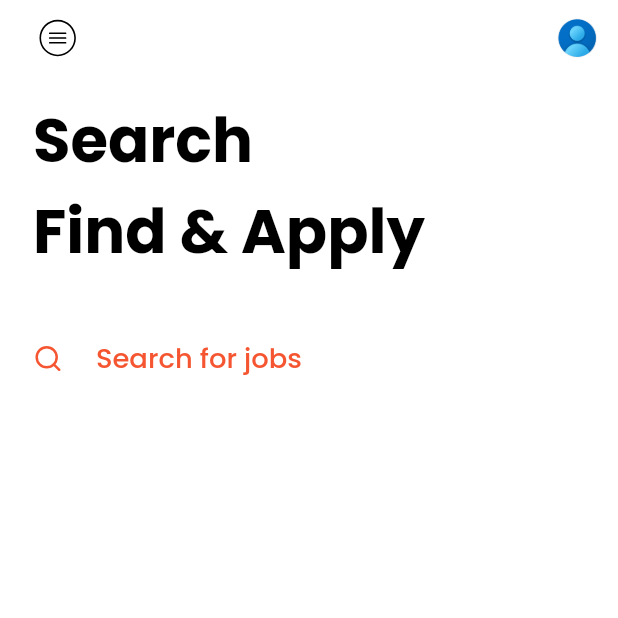
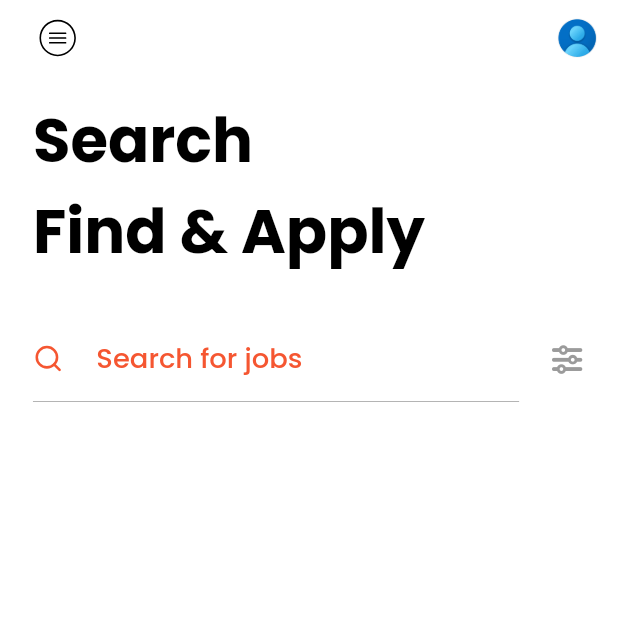
Before and after one commit to cjchika/joboard, a Flutter app: the HomePage screen opened directly, on a phone screen of 412 x 824 dp, the top half of it. Run offline on Flutter 3.47's test engine with Material 2 defaults, Android fonts, the phone set to English and light mode, and no system bars; our stand-ins replace flutter_animate, flutter_screenutil, flutter_svg, flutter_vector_icons, flutter_zoom_drawer, get and 5 more; accounts and stored records are empty.

```diff
--- a/lib/views/common/drawer/drawer_srceen.dart
+++ b/lib/views/common/drawer/drawer_srceen.dart
@@ -93,7 +93,7 @@ class _DrawerScreenState extends State<DrawerScreen> {
               icon,
               color: color,
             ),
-            const WidthSpacer(size: 12),
+            const WidthSpacer(width: 12),
             ReusableText(
               text: text,
               style: appstyle(12, color, FontWeight.bold),
--- a/lib/views/common/search.dart
+++ b/lib/views/common/search.dart
@@ -1,13 +1,17 @@
 import 'package:flutter/material.dart';
+import 'package:flutter_screenutil/flutter_screenutil.dart';
 import 'package:flutter_vector_icons/flutter_vector_icons.dart';
 import 'package:joboard/views/common/app_style.dart';
+import 'package:joboard/views/common/height_spacer.dart';
 import 'package:joboard/views/common/reusable_text.dart';
 import 'package:joboard/views/common/width_spacer.dart';
 
 import '../../constants/app_constants.dart';
 
 class SearchWidget extends StatelessWidget {
-  const SearchWidget({super.key});
+  const SearchWidget({super.key, required this.onTap});
+
+  final void Function() onTap;
 
   @override
   Widget build(BuildContext context) {
@@ -16,17 +20,31 @@ class SearchWidget extends StatelessWidget {
       child: Column(
         children: [
           Row(
-            mainAxisAlignment: MainAxisAlignment.start,
             children: [
-              Icon(Feather.search, color: Color(kOrange.value), size: 20),
-              const WidthSpacer(size: 20),
-              ReusableText(
-                text: "Search for jobs",
-                style: appstyle(18, Color(kOrange.value), FontWeight.w500),
+              SizedBox(
+                width: width * 0.84,
+                child: Row(
+                  mainAxisAlignment: MainAxisAlignment.start,
+                  children: [
+                    Icon(Feather.search, color: Color(kOrange.value), size: 20.h),
+                    const WidthSpacer(width: 20),
+                    ReusableText(
+                      text: "Search for jobs",
+                      style:
+                          appstyle(18, Color(kOrange.value), FontWeight.w500),
+                    ),
+                  ],
+                ),
               ),
-
+              Icon(
+                FontAwesome.sliders,
+                color: Color(kDarkGrey.value),
+                size: 20.h,
+              )
             ],
-          )
+          ),
+          const HeightSpacer(size: 7),
+          Divider(color: Color(kDarkGrey.value), thickness: 0.5, endIndent: 40.w,),
         ],
       ),
     );
--- a/lib/views/common/width_spacer.dart
+++ b/lib/views/common/width_spacer.dart
@@ -2,12 +2,12 @@ import 'package:flutter/material.dart';
 import 'package:flutter_screenutil/flutter_screenutil.dart';
 
 class WidthSpacer extends StatelessWidget {
-  const WidthSpacer({super.key, required this.size});
+  const WidthSpacer({super.key, required this.width});
 
-  final double size;
+  final double width;
 
   @override
   Widget build(BuildContext context) {
-    return SizedBox(width: size.w,);
+    return SizedBox(width: width.w,);
   }
 }
--- a/lib/views/ui/homepage.dart
+++ b/lib/views/ui/homepage.dart
@@ -1,11 +1,15 @@
 import 'package:flutter/material.dart';
 import 'package:flutter_screenutil/flutter_screenutil.dart';
+import 'package:get/get.dart';
+import 'package:get/get_core/src/get_main.dart';
 import 'package:joboard/constants/app_constants.dart';
 import 'package:joboard/views/common/app_bar.dart';
 import 'package:joboard/views/common/app_style.dart';
 import 'package:joboard/views/common/drawer/draw_widget.dart';
+import 'package:joboard/views/common/heading_widget.dart';
 import 'package:joboard/views/common/height_spacer.dart';
 import 'package:joboard/views/common/search.dart';
+import 'package:joboard/views/ui/search/searchpage.dart';
 
 class HomePage extends StatefulWidget {
   const HomePage({super.key});
@@ -49,7 +53,13 @@ class _HomePageState extends State<HomePage> {
                   style: appstyle(40, Color(kDark.value), FontWeight.bold),
                 ),
                 const HeightSpacer(size: 40),
-                SearchWidget(),
+                SearchWidget(
+                  onTap: () {
+                    Get.to(() => const SearchPage());
+                  },
+                ),
+                const HeightSpacer(size: 30),
+                const HeadingWidget(),
               ],
             ),
           ),
```
